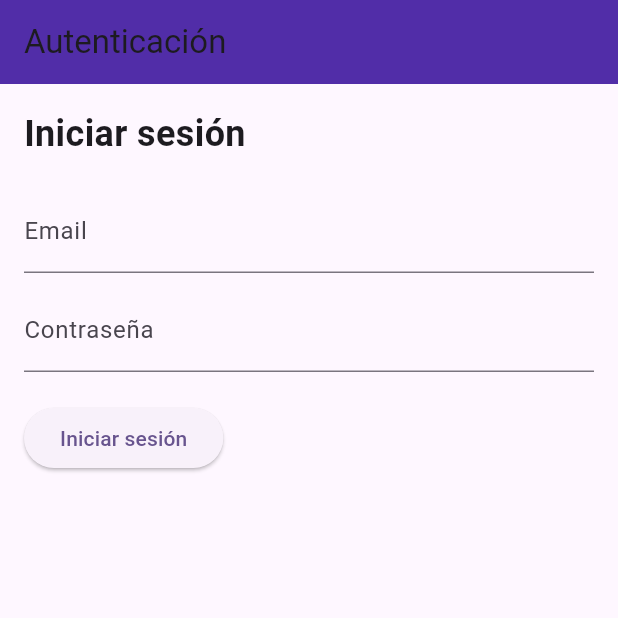
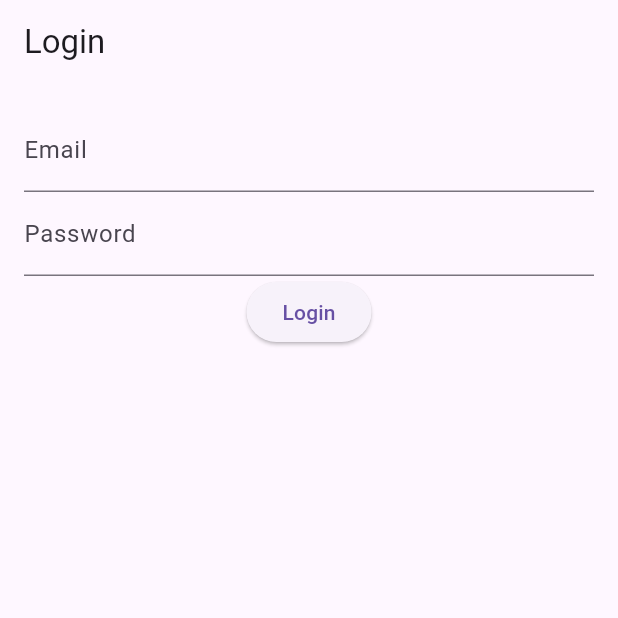
Before and after one commit to Vaquiz06/pixo-app, a Flutter app: the screen it shows after launch, on a phone screen of 412 x 824 dp, the top half of it. Run offline on Flutter 3.47's test engine with Material 3 defaults, Android fonts, the phone set to English and light mode, and no system bars; our stand-ins replace firebase_auth; accounts and stored records are empty.

Commit message:
Añadí nuevas páginas de login y registro, y modifiqué archivos principales

```diff
--- a/lib/main.dart
+++ b/lib/main.dart
@@ -1,99 +1,30 @@
 import 'package:flutter/material.dart';
-import 'package:firebase_core/firebase_core.dart';
-import 'package:pixo/pages/auth_page.dart';  // Asegúrate de tener la ruta correcta para tu página de autenticación
-import 'package:pixo/pages/home_page.dart'; // Asegúrate de tener la ruta correcta para tu página de inicio
-import 'package:pixo/pages/edit_profile_page.dart'; // Asegúrate de tener la ruta correcta para tu página de editar perfil
+import 'package:pixo/pages/login_page.dart';
+import 'package:pixo/pages/register_page.dart';
+import 'package:pixo/pages/home_page.dart';
+import 'package:pixo/pages/profile_page.dart';
 
-void main() async {
-  WidgetsFlutterBinding.ensureInitialized();
-  await Firebase.initializeApp(); // Inicializa Firebase
+void main() {
   runApp(const MyApp());
 }
 
 class MyApp extends StatelessWidget {
-  const MyApp({super.key});
+  const MyApp({super.key});  // El parámetro 'key' es ahora un super parámetro.
 
   @override
   Widget build(BuildContext context) {
     return MaterialApp(
-      debugShowCheckedModeBanner: false,
       title: 'Pixo App',
       theme: ThemeData(
-        colorScheme: ColorScheme.fromSeed(seedColor: Colors.deepPurple),
-        useMaterial3: true,
+        primarySwatch: Colors.deepPurple,
       ),
-      initialRoute: '/',
+      initialRoute: '/login',
       routes: {
-        '/': (context) => const AuthPage(),
-        '/home': (context) => const HomePage(),
-        '/editProfile': (context) => const EditProfilePage(),
+        '/login': (context) => const LoginPage(),  // Usamos const para mejorar el rendimiento
+        '/register': (context) => const RegisterPage(),  // Usamos const
+        '/home': (context) => const HomePage(),  // Usamos const
+        '/profile': (context) => const ProfilePage(),  // Usamos const
       },
     );
   }
 }
-
-class AuthPage extends StatefulWidget {
-  const AuthPage({super.key});
-
-  @override
-  State<AuthPage> createState() => _AuthPageState();
-}
-
-class _AuthPageState extends State<AuthPage> {
-  final _emailController = TextEditingController();
-  final _passwordController = TextEditingController();
-  bool _isLoading = false;
-
-  @override
-  Widget build(BuildContext context) {
-    return Scaffold(
-      appBar: AppBar(
-        title: const Text('Autenticación'),
-        backgroundColor: Colors.deepPurple[700],
-      ),
-      body: Padding(
-        padding: const EdgeInsets.all(16.0),
-        child: Column(
-          crossAxisAlignment: CrossAxisAlignment.start,
-          children: <Widget>[
-            const Text(
-              'Iniciar sesión',
-              style: TextStyle(fontSize: 24, fontWeight: FontWeight.bold),
-            ),
-            const SizedBox(height: 20),
-            TextField(
-              controller: _emailController,
-              decoration: const InputDecoration(labelText: 'Email'),
-            ),
-            const SizedBox(height: 10),
-            TextField(
-              controller: _passwordController,
-              obscureText: true,
-              decoration: const InputDecoration(labelText: 'Contraseña'),
-            ),
-            const SizedBox(height: 20),
-            _isLoading
-                ? const CircularProgressIndicator()
-                : ElevatedButton(
-              onPressed: () async {
-                setState(() {
-                  _isLoading = true;
-                });
-
-                // Implementa el proceso de autenticación aquí, como FirebaseAuth
-
-                setState(() {
-                  _isLoading = false;
-                });
-
-                // Navegar a la página de inicio
-                Navigator.pushReplacementNamed(context, '/home');
-              },
-              child: const Text('Iniciar sesión'),
-            ),
-          ],
-        ),
-      ),
-    );
-  }
-}
--- a/lib/pages/home_page.dart
+++ b/lib/pages/home_page.dart
@@ -1,8 +1,8 @@
 import 'package:flutter/material.dart';
-import 'package:pixo/pages/profile_page.dart'; // Importa la página de perfil
+import 'package:pixo/pages/profile_page.dart';
 
 class HomePage extends StatelessWidget {
-  const HomePage({super.key});
+  const HomePage({super.key});  // El parámetro 'key' es ahora un super parámetro.
 
   @override
   Widget build(BuildContext context) {
@@ -33,7 +33,6 @@ class HomePage extends StatelessWidget {
                 );
               },
             ),
-            // Otras opciones de menú
           ],
         ),
       ),
--- /dev/null
+++ b/lib/pages/login_page.dart
@@ -0,0 +1,51 @@
+import 'package:flutter/material.dart';
+import 'package:firebase_auth/firebase_auth.dart';
+
+class LoginPage extends StatefulWidget {
+  const LoginPage({Key? key}) : super(key: key);
+
+  @override
+  _LoginPageState createState() => _LoginPageState();
+}
+
+class _LoginPageState extends State<LoginPage> {
+  final FirebaseAuth _auth = FirebaseAuth.instance;
+  final TextEditingController _emailController = TextEditingController();
+  final TextEditingController _passwordController = TextEditingController();
+
+  Future<void> _login() async {
+    try {
+      final UserCredential userCredential = await _auth.signInWithEmailAndPassword(
+        email: _emailController.text,
+        password: _passwordController.text,
+      );
+      if (!mounted) return;  // Verificación de que el widget esté montado.
+      if (userCredential.user != null) {
+        Navigator.pushReplacementNamed(context, '/home');
+      }
+    } catch (e) {
+      if (!mounted) return;  // Verificación de que el widget esté montado.
+      debugPrint('Error: $e');  // Usamos debugPrint en lugar de print.
+    }
+  }
+
+  @override
+  Widget build(BuildContext context) {
+    return Scaffold(
+      appBar: AppBar(title: const Text('Login')),
+      body: Padding(
+        padding: const EdgeInsets.all(16.0),
+        child: Column(
+          children: [
+            TextField(controller: _emailController, decoration: const InputDecoration(labelText: 'Email')),
+            TextField(controller: _passwordController, obscureText: true, decoration: const InputDecoration(labelText: 'Password')),
+            ElevatedButton(
+              onPressed: _login,
+              child: const Text('Login'),
+            ),
+          ],
+        ),
+      ),
+    );
+  }
+}
--- a/lib/pages/profile_page.dart
+++ b/lib/pages/profile_page.dart
@@ -1,5 +1,3 @@
-// lib/pages/profile_page.dart
-
 import 'package:flutter/material.dart';
 import 'package:firebase_auth/firebase_auth.dart';
 
@@ -40,7 +38,7 @@ class ProfilePage extends StatelessWidget {
                 // Asegurarse de que el widget sigue montado antes de navegar
                 if (!context.mounted) return;
 
-                Navigator.pushReplacementNamed(context, '/auth');
+                Navigator.pushReplacementNamed(context, '/');
               },
               style: ElevatedButton.styleFrom(
                 backgroundColor: Colors.deepPurple[700], // Color de fondo del botón
```
Also changed, not shown: lib/pages/register_page.dart (added, +51 -0 lines), pubspec.lock, 1 other file.
